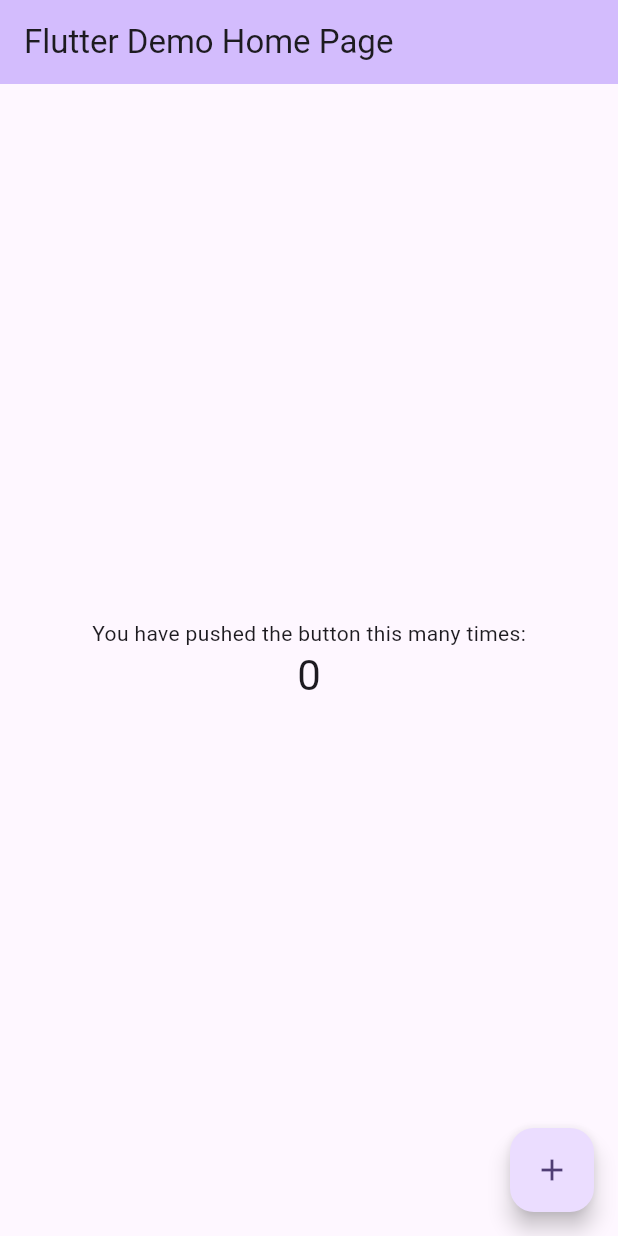
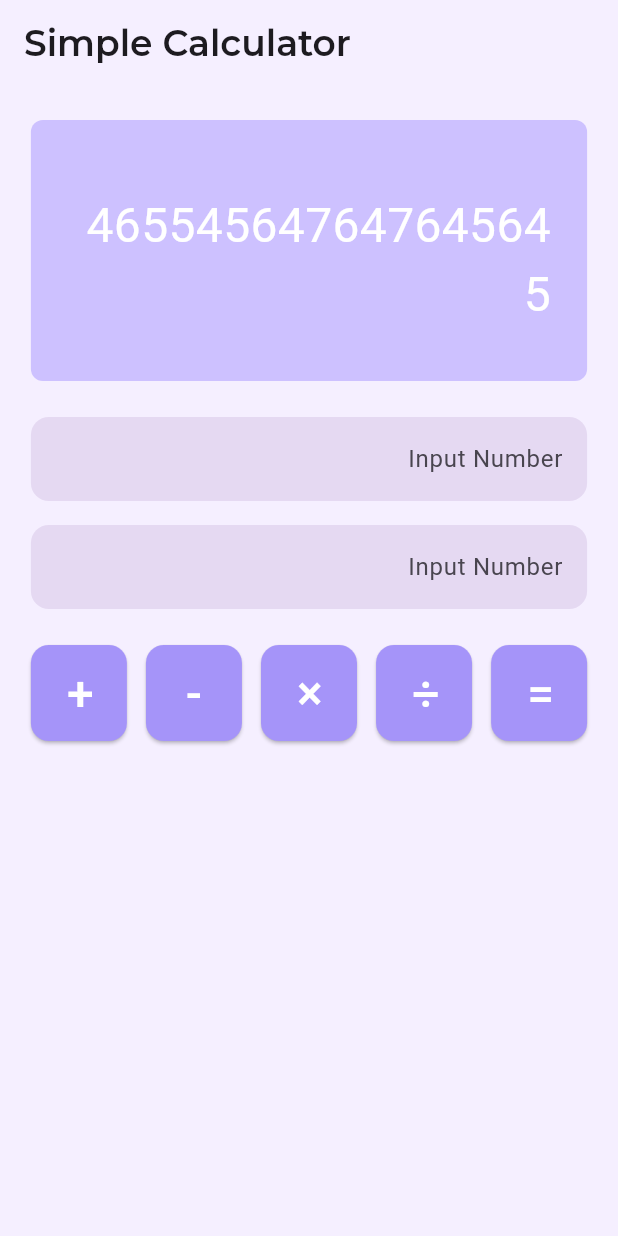
Before and after one commit to nikinicky/flutter-simple-calculator, a Flutter app: the screen it shows after launch, on a phone screen of 412 x 824 dp. Run offline on Flutter 3.47's test engine with Material 3 defaults, Android fonts, the phone set to English and light mode, and no system bars; our stand-ins replace google_fonts.

Commit message:
calculator main screen

```diff
--- a/lib/main.dart
+++ b/lib/main.dart
@@ -1,122 +1,19 @@
 import 'package:flutter/material.dart';
+import 'screens/main_screen.dart';
 
 void main() {
-  runApp(const MyApp());
+  runApp(CalculatorApp());
 }
 
-class MyApp extends StatelessWidget {
-  const MyApp({super.key});
+class CalculatorApp extends StatelessWidget {
+  const CalculatorApp({super.key});
 
-  // This widget is the root of your application.
   @override
+
   Widget build(BuildContext context) {
     return MaterialApp(
-      title: 'Flutter Demo',
-      theme: ThemeData(
-        // This is the theme of your application.
-        //
-        // TRY THIS: Try running your application with "flutter run". You'll see
-        // the application has a purple toolbar. Then, without quitting the app,
-        // try changing the seedColor in the colorScheme below to Colors.green
-        // and then invoke "hot reload" (save your changes or press the "hot
-        // reload" button in a Flutter-supported IDE, or press "r" if you used
-        // the command line to start the app).
-        //
-        // Notice that the counter didn't reset back to zero; the application
-        // state is not lost during the reload. To reset the state, use hot
-        // restart instead.
-        //
-        // This works for code too, not just values: Most code changes can be
-        // tested with just a hot reload.
-        colorScheme: ColorScheme.fromSeed(seedColor: Colors.deepPurple),
-      ),
-      home: const MyHomePage(title: 'Flutter Demo Home Page'),
+      debugShowCheckedModeBanner: false,
+      home: MainScreen(),
     );
   }
 }
-
-class MyHomePage extends StatefulWidget {
-  const MyHomePage({super.key, required this.title});
-
-  // This widget is the home page of your application. It is stateful, meaning
-  // that it has a State object (defined below) that contains fields that affect
-  // how it looks.
-
-  // This class is the configuration for the state. It holds the values (in this
-  // case the title) provided by the parent (in this case the App widget) and
-  // used by the build method of the State. Fields in a Widget subclass are
-  // always marked "final".
-
-  final String title;
-
-  @override
-  State<MyHomePage> createState() => _MyHomePageState();
-}
-
-class _MyHomePageState extends State<MyHomePage> {
-  int _counter = 0;
-
-  void _incrementCounter() {
-    setState(() {
-      // This call to setState tells the Flutter framework that something has
-      // changed in this State, which causes it to rerun the build method below
-      // so that the display can reflect the updated values. If we changed
-      // _counter without calling setState(), then the build method would not be
-      // called again, and so nothing would appear to happen.
-      _counter++;
-    });
-  }
-
-  @override
-  Widget build(BuildContext context) {
-    // This method is rerun every time setState is called, for instance as done
-    // by the _incrementCounter method above.
-    //
-    // The Flutter framework has been optimized to make rerunning build methods
-    // fast, so that you can just rebuild anything that needs updating rather
-    // than having to individually change instances of widgets.
-    return Scaffold(
-      appBar: AppBar(
-        // TRY THIS: Try changing the color here to a specific color (to
-        // Colors.amber, perhaps?) and trigger a hot reload to see the AppBar
-        // change color while the other colors stay the same.
-        backgroundColor: Theme.of(context).colorScheme.inversePrimary,
-        // Here we take the value from the MyHomePage object that was created by
-        // the App.build method, and use it to set our appbar title.
-        title: Text(widget.title),
-      ),
-      body: Center(
-        // Center is a layout widget. It takes a single child and positions it
-        // in the middle of the parent.
-        child: Column(
-          // Column is also a layout widget. It takes a list of children and
-          // arranges them vertically. By default, it sizes itself to fit its
-          // children horizontally, and tries to be as tall as its parent.
-          //
-          // Column has various properties to control how it sizes itself and
-          // how it positions its children. Here we use mainAxisAlignment to
-          // center the children vertically; the main axis here is the vertical
-          // axis because Columns are vertical (the cross axis would be
-          // horizontal).
-          //
-          // TRY THIS: Invoke "debug painting" (choose the "Toggle Debug Paint"
-          // action in the IDE, or press "p" in the console), to see the
-          // wireframe for each widget.
-          mainAxisAlignment: MainAxisAlignment.center,
-          children: <Widget>[
-            const Text('You have pushed the button this many times:'),
-            Text(
-              '$_counter',
-              style: Theme.of(context).textTheme.headlineMedium,
-            ),
-          ],
-        ),
-      ),
-      floatingActionButton: FloatingActionButton(
-        onPressed: _incrementCounter,
-        tooltip: 'Increment',
-        child: const Icon(Icons.add),
-      ), // This trailing comma makes auto-formatting nicer for build methods.
-    );
-  }
-}
--- /dev/null
+++ b/lib/screens/main_screen.dart
@@ -0,0 +1,285 @@
+import 'package:flutter/material.dart';
+import 'package:flutter/services.dart';
+import 'package:google_fonts/google_fonts.dart';
+
+class MainScreen extends StatefulWidget {
+  const MainScreen({super.key});
+
+  @override
+  _MainScreenState createState() => _MainScreenState();
+}
+
+class _MainScreenState extends State<MainScreen> {
+  final TextEditingController firstNumberController = TextEditingController();
+  final TextEditingController secondNumberController = TextEditingController();
+  double result = 0.0;
+
+  String _selectedOperator = "";
+  String _displayText = "";
+  String _displayResult = "465545647647645645";
+
+  void _setOperator(String operator) {
+    setState(() {
+      _selectedOperator = operator;
+    });
+
+    _updateDisplayText();
+  }
+
+  void _updateDisplayText() {
+    setState(() {
+      _displayText = "${firstNumberController.text} $_selectedOperator ${secondNumberController.text}".trim();
+    });
+  }
+
+  void calculate() {
+    double firstNumber = double.tryParse(firstNumberController.text) ?? 0;
+    double secondNumber = double.tryParse(secondNumberController.text) ?? 0;
+
+    setState(() {
+      // result = BasicArithmetic.calculate(num1, num2, operation);
+    });
+
+    showDialog(
+      context: context,
+      builder: (BuildContext context) {
+        return AlertDialog(
+          content: Text(_displayResult),
+          actions: [
+            TextButton(
+              onPressed: () {
+                Navigator.of(context).pop(); // Close the dialog
+              },
+              child: Text("OK"),
+            ),
+          ],
+        );
+      },
+    );
+  }
+
+  @override
+  void dispose() {
+    firstNumberController.dispose();
+    secondNumberController.dispose();
+    super.dispose();
+  }
+
+  @override
+  Widget build(BuildContext context) {
+    return Scaffold(
+      appBar: AppBar(
+        title: Text(
+          "Simple Calculator",
+          style: GoogleFonts.montserrat(
+              fontSize: 24,
+              fontWeight: FontWeight.w600
+          ),
+        ),
+        backgroundColor: Color(0xFFF5EFFF),
+      ),
+      body: Container(
+        color: Color(0xFFF5EFFF),
+        child: Column(
+          children: [
+            // Result Box
+            Center(
+                child: Container(
+                  margin: EdgeInsets.only(top: 24),
+                  padding: EdgeInsets.symmetric(horizontal: 24, vertical: 24),
+                  width: MediaQuery.of(context).size.width * 0.90,
+                  height: 174,
+                  decoration: BoxDecoration(
+                      color: Color(0xFFCDC1FF),
+                      borderRadius: BorderRadius.circular(8)
+                  ),
+                  child: Column(
+                    crossAxisAlignment: CrossAxisAlignment.end,
+                    children: [
+                      Text(
+                        _displayText.isEmpty ? "" : _displayText,
+                        textAlign: TextAlign.right,
+                        style: TextStyle(
+                          fontSize: 16,
+                          color: Colors.white,
+                        )
+                      ),
+                      Text(
+                          _displayResult.isEmpty ? "" : _displayResult,
+                          textAlign: TextAlign.right,
+                          style: TextStyle(
+                            fontSize: 32,
+                            color: Colors.white,
+                          )
+                      ),
+                    ],
+                  ),
+                )
+            ),
+
+            // First Input
+            Center(
+              child: Container(
+                  margin: EdgeInsets.only(top: 24),
+                  width: MediaQuery.of(context).size.width * 0.90,
+                  child: TextField(
+                    controller: firstNumberController,
+                    keyboardType: TextInputType.number,
+                    textAlign: TextAlign.right,
+                    inputFormatters: [FilteringTextInputFormatter.digitsOnly],
+                    decoration: InputDecoration(
+                      filled: true,
+                      fillColor: Color(0xFFE5D9F2),
+                      hintText: "Input Number",
+                      border: OutlineInputBorder(
+                        borderRadius: BorderRadius.circular(12),
+                        borderSide: BorderSide.none,
+                      ),
+                    ),
+                    onChanged: (value) => _updateDisplayText(),
+                  )
+              )
+            ),
+
+            // Second Input
+            Center(
+                child: Container(
+                    margin: EdgeInsets.only(top: 16),
+                    width: MediaQuery.of(context).size.width * 0.90,
+                    child: TextField(
+                      controller: secondNumberController,
+                      keyboardType: TextInputType.number,
+                      textAlign: TextAlign.right,
+                      inputFormatters: [FilteringTextInputFormatter.digitsOnly],
+                      decoration: InputDecoration(
+                        filled: true,
+                        fillColor: Color(0xFFE5D9F2),
+                        hintText: "Input Number",
+                        border: OutlineInputBorder(
+                          borderRadius: BorderRadius.circular(12),
+                          borderSide: BorderSide.none,
+                        ),
+                      ),
+                      onChanged: (value) => _updateDisplayText(),
+                    )
+                )
+            ),
+
+            // Arithmetic Buttons
+            Center(
+              child: Container(
+                margin: EdgeInsets.only(top: 24),
+                width: MediaQuery.of(context).size.width * 0.90,
+                child: Row(
+                  mainAxisAlignment: MainAxisAlignment.spaceBetween,
+                  children: [
+                    SizedBox(
+                      width: 64,
+                      height: 64,
+                      child: ElevatedButton(
+                        onPressed: () => _setOperator("+"),
+                        style: ElevatedButton.styleFrom(
+                          backgroundColor: Color(0xFFA594F9),
+                          shape: RoundedRectangleBorder(
+                            borderRadius: BorderRadius.circular(12)
+                          )
+                        ),
+                        child: Text(
+                          "+",
+                          style: TextStyle(
+                            fontSize: 32,
+                            color: Colors.white,
+                          ),
+                        ),
+                      ),
+                    ),
+                    SizedBox(
+                      width: 64,
+                      height: 64,
+                      child: ElevatedButton(
+                        onPressed: () => _setOperator("-"),
+                        style: ElevatedButton.styleFrom(
+                            backgroundColor: Color(0xFFA594F9),
+                            shape: RoundedRectangleBorder(
+                                borderRadius: BorderRadius.circular(12)
+                            )
+                        ),
+                        child: Text(
+                          "-",
+                          style: TextStyle(
+                            fontSize: 32,
+                            color: Colors.white,
+                          ),
+                        ),
+                      ),
+                    ),
+                    SizedBox(
+                      width: 64,
+                      height: 64,
+                      child: ElevatedButton(
+                        onPressed: () => _setOperator("×"),
+                        style: ElevatedButton.styleFrom(
+                            backgroundColor: Color(0xFFA594F9),
+                            shape: RoundedRectangleBorder(
+                                borderRadius: BorderRadius.circular(12)
+                            )
+                        ),
+                        child: Text(
+                          "×",
+                          style: TextStyle(
+                            fontSize: 32,
+                            color: Colors.white,
+                          ),
+                        ),
+                      ),
+                    ),
+                    SizedBox(
+                      width: 64,
+                      height: 64,
+                      child: ElevatedButton(
+                        onPressed: () => _setOperator("÷"),
+                        style: ElevatedButton.styleFrom(
+                            backgroundColor: Color(0xFFA594F9),
+                            shape: RoundedRectangleBorder(
+                                borderRadius: BorderRadius.circular(12)
+                            )
+                        ),
+                        child: Text(
+                          "÷",
+                          style: TextStyle(
+                            fontSize: 32,
+                            color: Colors.white,
+                          ),
+                        ),
+                      ),
+                    ),
+                    SizedBox(
+                      width: 64,
+                      height: 64,
+                      child: ElevatedButton(
+                        onPressed: () => calculate(),
+                        style: ElevatedButton.styleFrom(
+                            backgroundColor: Color(0xFFA594F9),
+                            shape: RoundedRectangleBorder(
+                                borderRadius: BorderRadius.circular(12)
+                            )
+                        ),
+                        child: Text(
+                          "=",
+                          style: TextStyle(
+                            fontSize: 32,
+                            color: Colors.white,
+                          ),
+                        ),
+                      ),
+                    ),
+                  ],
+                ),
+              ),
+            ),
+          ],
+        )
+      ),
+    );
+  }
+}
--- /dev/null
+++ b/lib/services/basic_arithmetic.dart
@@ -0,0 +1,16 @@
+class BasicArithmetic {
+  static double calculate(double num1, double num2, String operation) {
+    switch (operation) {
+      case "+":
+        return num1 + num2;
+      case "-":
+        return num1 - num2;
+      case "*":
+        return num1 * num2;
+      case "/":
+        return num2 != 0 ? num1 / num2 : 0; // Prevent division by zero
+      default:
+        return 0;
+    }
+  }
+}
--- a/pubspec.yaml
+++ b/pubspec.yaml
@@ -34,6 +34,7 @@ dependencies:
   # The following adds the Cupertino Icons font to your application.
   # Use with the CupertinoIcons class for iOS style icons.
   cupertino_icons: ^1.0.8
+  google_fonts: ^6.1.0
 
 dev_dependencies:
   flutter_test:
```
Also changed, not shown: pubspec.lock, 2 other files.
